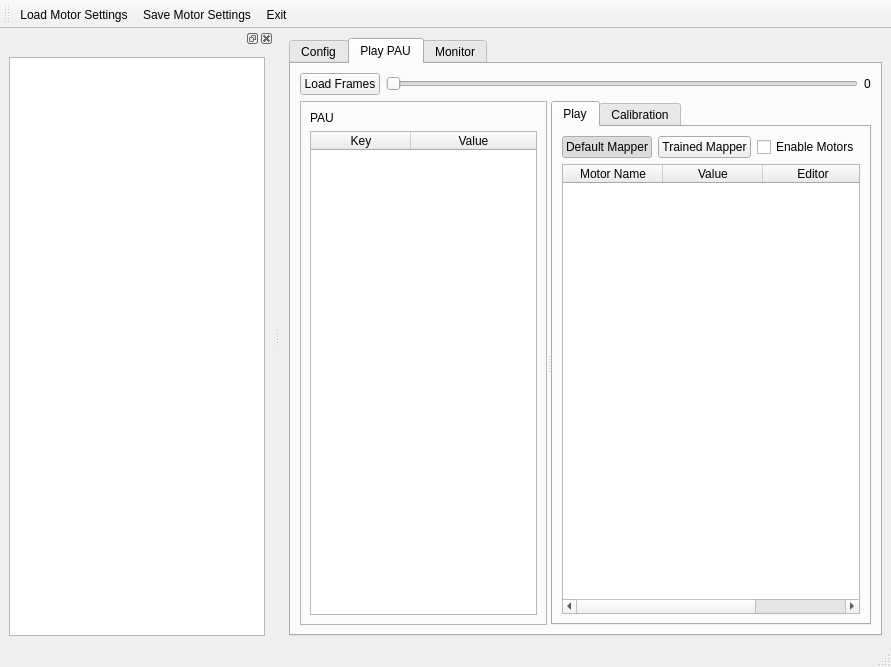
wenwei-dev/motor-calibration, file ui/mainwindow.ui: the form before one commit.
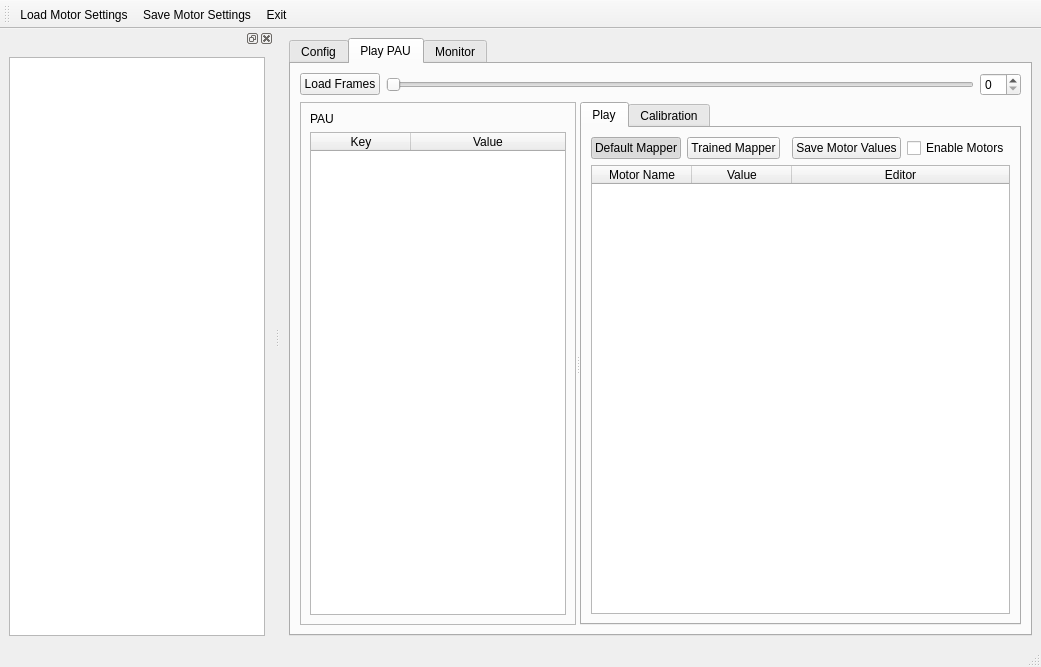
The form after the commit. The open tabs and pages were chosen to show the change. Icons and pictures are not drawn.

Commit message: Save motor values

Diff of the .ui file:
```diff
--- a/ui/mainwindow.ui
+++ b/ui/mainwindow.ui
@@ -6,7 +6,7 @@
    <rect>
     <x>0</x>
     <y>0</y>
-    <width>891</width>
+    <width>1041</width>
     <height>667</height>
    </rect>
   </property>
@@ -145,17 +145,16 @@
             <property name="enabled">
              <bool>false</bool>
             </property>
+            <property name="pageStep">
+             <number>1</number>
+            </property>
             <property name="orientation">
              <enum>Qt::Horizontal</enum>
             </property>
            </widget>
           </item>
           <item>
-           <widget class="QLabel" name="frameLabel">
-            <property name="text">
-             <string>0</string>
-            </property>
-           </widget>
+           <widget class="QSpinBox" name="frameSpinBox"/>
           </item>
          </layout>
         </item>
@@ -263,6 +262,13 @@
                  </property>
                 </spacer>
                </item>
+               <item>
+                <widget class="QPushButton" name="saveMotorValuesButton">
+                 <property name="text">
+                  <string>Save Motor Values</string>
+                 </property>
+                </widget>
+               </item>
                <item>
                 <widget class="QCheckBox" name="enablePlayMotorsCheckBox">
                  <property name="text">
@@ -315,13 +321,6 @@
             <layout class="QVBoxLayout" name="verticalLayout_8">
              <item>
               <layout class="QHBoxLayout" name="horizontalLayout_5">
-               <item>
-                <widget class="QPushButton" name="saveMotorValuesButton">
-                 <property name="text">
-                  <string>Save Motor Values</string>
-                 </property>
-                </widget>
-               </item>
                <item>
                 <spacer name="horizontalSpacer_3">
                  <property name="orientation">
```
Left out of the diff: 35 changed lines with no effect on the pictures. The commit also changes 3 other files.
